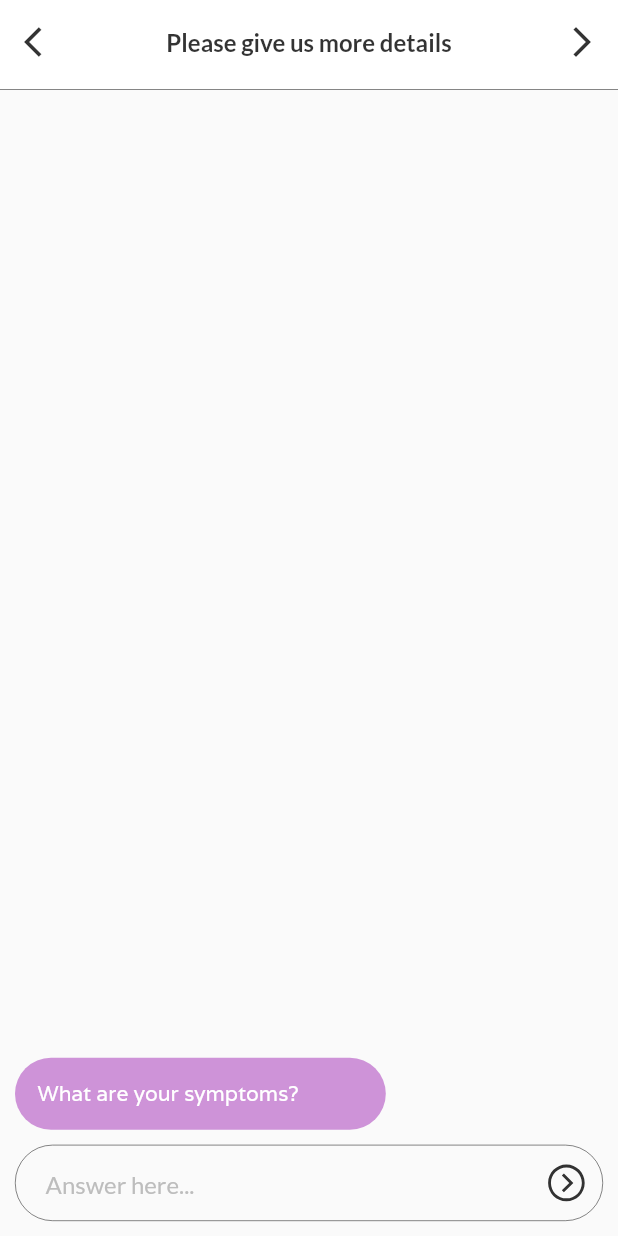
After one commit to amlannandy/MedigoUser, a Flutter app: the EnquiryScreen screen opened by its route, on a phone screen of 412 x 824 dp. The commit adds this screen. Run offline on Flutter 3.47's test engine with Material 2 defaults, Android fonts, the phone set to English and light mode, and no system bars; our stand-ins replace cloud_firestore, email_validator, firebase_auth, firebase_messaging, firebase_storage, flutter_local_notifications and 9 more; missing offline and left inert: agora_rtc_engine, flutter_facebook_login, flutter_webview_plugin; accounts and stored records are empty.

Commit message:
Added EnquiryScreen

```diff
--- a/lib/main.dart
+++ b/lib/main.dart
@@ -4,6 +4,7 @@ import 'package:firebase_auth/firebase_auth.dart';
 
 import './screens/InitScreen.dart';
 import './screens/ParentScreen/ParentScreen.dart';
+import './screens/EnquiryScreen/EnquiryScreen.dart';
 import './screens/ProfileScreen/ProfileScreen.dart';
 import './screens/MenuScreen/screens/WebViewScreen.dart';
 import './screens/RegistrationScreens/screens/LoginScreen.dart';
@@ -44,6 +45,7 @@ class MedigoApp extends StatelessWidget {
           '/profile' : (ctx) => ProfileScreen(),
           '/emailverification' : (ctx) => EmailVerificationScreen(),
           '/passwordreset' : (ctx) => PasswordResetScreen(),
+          '/enquiry' : (ctx) => EnquiryScreen(),
           '/webview' : (ctx) => WebViewScreen(),
         },
       ),
--- /dev/null
+++ b/lib/models/Query.dart
@@ -0,0 +1,16 @@
+import 'package:flutter/material.dart';
+
+class Query {
+
+  final String query;
+  final bool byBot;
+  final bool onlyText;
+
+  Query({
+
+    @required this.query,
+    @required this.byBot,
+    this.onlyText = true,
+  });
+
+}
--- /dev/null
+++ b/lib/screens/EnquiryScreen/EnquiryScreen.dart
@@ -0,0 +1,82 @@
+import 'package:flutter/material.dart';
+
+import './local_widgets/EnquiryAppBar.dart';
+import './local_widgets/QuestionsStream.dart';
+import './local_widgets/AnswerField.dart';
+import '../../models/Query.dart';
+
+class EnquiryScreen extends StatefulWidget {
+
+  @override
+  _EnquiryScreenState createState() => _EnquiryScreenState();
+}
+
+class _EnquiryScreenState extends State<EnquiryScreen> {
+
+  final _answerController = TextEditingController();
+  int currentIndex = 0;
+
+  List<Query> queries = [
+    Query(
+      query: 'What are your symptoms?',
+      byBot: true,
+    ),
+  ];
+
+  List<Query> questions = [
+    Query(
+      query: 'For how many days have you been suffering from this?',
+      byBot: true,
+    ),
+    Query(
+      query: 'Have you consulted a doctor previously?',
+      byBot: true,
+    ),
+    Query(
+      query: 'Are you on a previous medicine dosage?',
+      byBot: true,
+    ),
+    Query(
+      query: 'Do you want to add anything else?',
+      byBot: true,
+    ),
+    Query(
+      query: 'Thank you!',
+      byBot: true,
+    ),
+  ];
+
+  void addAnswer(String text) {
+    setState(() {
+      queries.add(Query(
+        query: text,
+        byBot: false,
+      ));
+      addQuestion();
+    });
+  }
+
+  void addQuestion() {
+    if (currentIndex <= questions.length) {
+      queries.add(questions[currentIndex]);
+      currentIndex++;
+    }
+  }
+
+  @override
+  Widget build(BuildContext context) {
+    return Scaffold(
+      appBar: enquiryAppBar(context, 'Please give us more details'),
+      body: Column(
+        children: <Widget>[
+          QuestionsStream(queries),
+          answerField(
+            context: context,
+            controller: _answerController,
+            onSend: addAnswer
+          ),
+        ],
+      ),
+    );
+  }
+}
--- /dev/null
+++ b/lib/screens/EnquiryScreen/local_widgets/AnswerField.dart
@@ -0,0 +1,66 @@
+import 'package:flutter/material.dart';
+import 'package:line_icons/line_icons.dart';
+
+
+Widget answerField({ BuildContext context, TextEditingController controller, Function onSend }) {
+  return Container(
+    margin: EdgeInsets.all(10.0),
+    decoration: BoxDecoration(
+      border: Border.all(
+        color: Colors.black.withOpacity(0.8),
+        width: 0.4
+      ),
+      borderRadius: BorderRadius.circular(25),
+    ),
+    child: Row(
+      crossAxisAlignment: CrossAxisAlignment.center,
+      children: <Widget>[
+        Expanded(
+          child: ConstrainedBox(
+            constraints: new BoxConstraints(
+              minHeight: 50,
+              maxHeight: 100,
+            ),
+            child: SingleChildScrollView(
+              scrollDirection: Axis.vertical,
+              reverse: true,
+              child: TextField(
+                cursorColor: Colors.grey,
+                controller: controller,
+                onSubmitted: (message) {
+                  onSend(message);
+                  controller.clear();
+                },
+                keyboardType: TextInputType.multiline,
+                maxLines: null,
+                decoration: InputDecoration(
+                  contentPadding: EdgeInsets.symmetric(
+                    vertical: 10.0,
+                    horizontal: 20.0,
+                  ),
+                  hintText: 'Answer here...',
+                  border: InputBorder.none,
+                  hintStyle: TextStyle(
+                    color: Colors.grey[400],
+                    fontFamily: 'Lato',
+                  ),
+                ),
+              ),
+            ),
+          ),
+        ),
+        IconButton(
+          onPressed: () {
+            onSend(controller.text);
+            controller.clear();
+          },
+          icon: Icon(
+            LineIcons.chevron_circle_right,
+            color: Colors.black.withOpacity(0.8),
+            size: 30,
+          ),
+        ),
+      ],
+    ),
+  );
+}
--- /dev/null
+++ b/lib/screens/EnquiryScreen/local_widgets/EnquiryAppBar.dart
@@ -0,0 +1,39 @@
+import 'package:Medigo/services/AppointmentProvider.dart';
+import 'package:flutter/material.dart';
+
+Widget enquiryAppBar(BuildContext context, String title) {
+  return AppBar(
+    elevation: 0,
+    backgroundColor: Colors.white,
+    centerTitle: true,
+    title: Text(
+      title,
+      style: TextStyle(
+        fontFamily: 'Lato',
+        fontSize: 16,
+        color: Colors.black.withOpacity(0.8),
+        fontWeight: FontWeight.bold
+      ),
+    ),
+    leading: IconButton(
+      icon: Icon(
+        Icons.arrow_back_ios,
+        color: Colors.black.withOpacity(0.8),
+      ),
+      onPressed: () => Navigator.of(context).pop(),
+    ),
+    actions: <Widget>[
+      IconButton(
+        icon: Icon(
+          Icons.arrow_forward_ios,
+          color: Colors.black.withOpacity(0.8),
+        ),
+        onPressed: () {
+          Navigator.of(context).pop();
+          AppointmentProvider.createAppointment(context, 'yvWEQFTyJaRmEumEWE8wc08cuGf1');
+        }
+      ),
+    ],
+    bottom: PreferredSize(child: Container(color: Colors.black.withOpacity(0.8), height: 0.4,), preferredSize: Size.fromHeight(4.0)),
+  );
+}
--- /dev/null
+++ b/lib/screens/EnquiryScreen/local_widgets/QueryBubble.dart
@@ -0,0 +1,31 @@
+import 'package:flutter/material.dart';
+
+import '../../../models/Query.dart';
+
+Widget queryBubble(BuildContext context, Query query) {
+  return Container(
+    margin: EdgeInsets.only(
+      top: 10,
+      left: !query.byBot ? 0 : 10,
+      right: !query.byBot ? 10 : 0,
+    ),
+    width: MediaQuery.of(context).size.width,
+    alignment: !query.byBot ? Alignment.centerRight : Alignment.centerLeft,
+    child: Container(
+      padding: const EdgeInsets.all(15),
+      decoration: BoxDecoration(
+        color: !query.byBot ? Theme.of(context).primaryColor.withOpacity(0.6) : Theme.of(context).accentColor,
+        borderRadius: BorderRadius.circular(25)
+      ),
+      width: MediaQuery.of(context).size.width * 0.6,
+      child: Text(
+          query.query,
+          style: TextStyle(
+            fontFamily: 'Varela',
+            fontSize: 14,
+            color: Colors.white
+          ),
+        ),
+    ),
+  );
+}
--- /dev/null
+++ b/lib/screens/EnquiryScreen/local_widgets/QuestionsStream.dart
@@ -0,0 +1,25 @@
+import 'package:flutter/material.dart';
+
+import '../../../models/Query.dart';
+import './QueryBubble.dart';
+
+class QuestionsStream extends StatelessWidget {
+
+  final List<Query> queries;
+
+  QuestionsStream(this.queries);
+
+  @override
+  Widget build(BuildContext context) {
+
+    final finalQueries = [...queries.reversed];
+
+    return Expanded(
+      child: ListView.builder(
+        reverse: true,
+        itemBuilder: (ctx, index) => queryBubble(context, finalQueries[index]),
+        itemCount: finalQueries.length,
+      ),
+    );
+  }
+}
--- a/lib/screens/FlitersScreen/FiltersScreen.dart
+++ b/lib/screens/FlitersScreen/FiltersScreen.dart
@@ -1,8 +1,7 @@
-import 'package:Medigo/screens/ConsulationsScreen/ConsulationsScreen.dart';
-import 'package:Medigo/screens/DoctorsScreen/DoctorsListScreen.dart';
 import 'package:flutter/material.dart';
 
 import './local_widgets/CustomAppBar.dart';
+import '../../screens/DoctorsScreen/DoctorsListScreen.dart';
 
 class FiltersScreen extends StatelessWidget {
 
--- a/lib/screens/HomeScreen/local_widgets/ChooseFieldCard.dart
+++ b/lib/screens/HomeScreen/local_widgets/ChooseFieldCard.dart
@@ -8,12 +8,11 @@ class ChooseFieldCard extends StatelessWidget {
   final List categories = [
     'General',
     'Dermatology',
-    'Neurology',
-    'Opthamology',
-    'General',
-    'Dermatology',
-    'Neurology',
-    'Opthamology',
+    'Pediatrics',
+    'Pathology',
+    'Oncology',
+    'Radiology',
+    'Urology',
   ];
 
   @override
@@ -56,7 +55,7 @@ class ChooseFieldCard extends StatelessWidget {
                   color: Colors.black.withOpacity(0.8),
                   padding: const EdgeInsets.all(10),
                   child: Text(
-                    'Choose a field doctor',
+                    'Consult our Specialists',
                     style: TextStyle(
                       color: Colors.white,
                       fontFamily: 'Lato',
--- a/lib/screens/HomeScreen/local_widgets/ConsultNowCard.dart
+++ b/lib/screens/HomeScreen/local_widgets/ConsultNowCard.dart
@@ -81,7 +81,7 @@ class ConsultNowCard extends StatelessWidget {
                 context,
                 icon: LineIcons.play_circle_o,
                 text: 'START',
-                onPress: () {}
+                onPress: () => Navigator.of(context).pushNamed('/enquiry')
               ),
             ],
           ),
```
Also changed, not shown: 1 other file.
